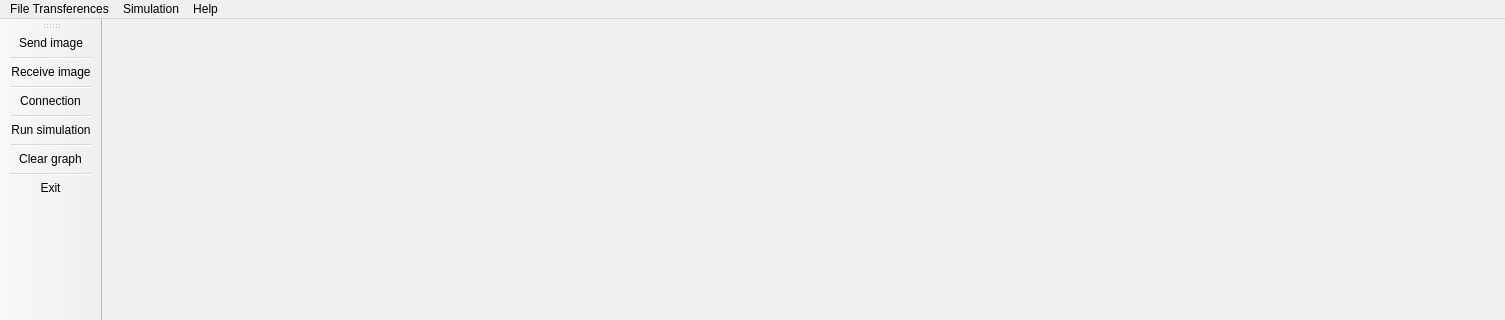
The window that mainwindow.ui (feichay10/Cliente-Proyecto-Final-SOA) describes before a commit, drawn with Qt 5; both pictures show x 0 to 1505 and y 0 to 320 of the 1505 by 625 pixel window.
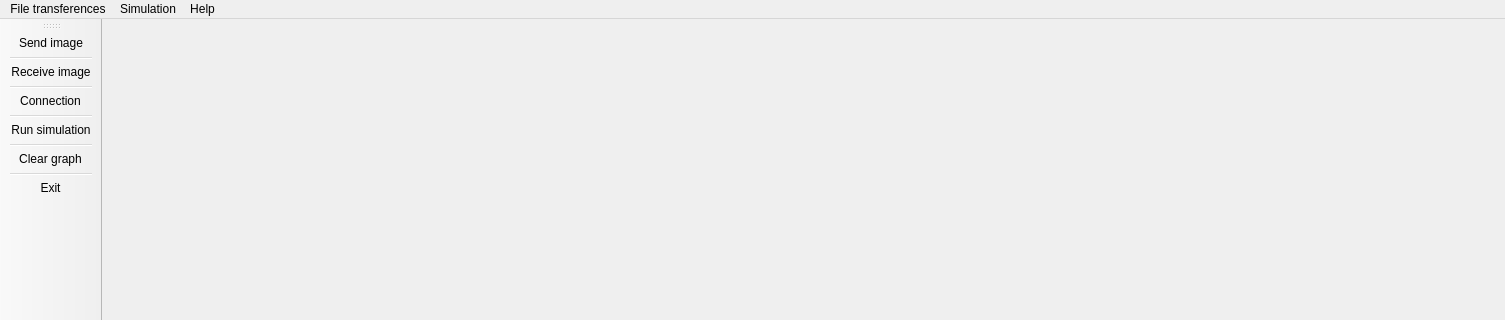
The same window after the commit. Icons and pictures are not drawn.

The edit to the form file:
```diff
--- a/mainwindow.ui
+++ b/mainwindow.ui
@@ -912,7 +912,7 @@
    </property>
    <widget class="QMenu" name="menuFile">
     <property name="title">
-     <string>File Transferences</string>
+     <string>File transferences</string>
     </property>
     <addaction name="separator"/>
     <addaction name="actionSend_Image"/>
```
Left out of the diff: 12 changed lines with no effect on the pictures.
